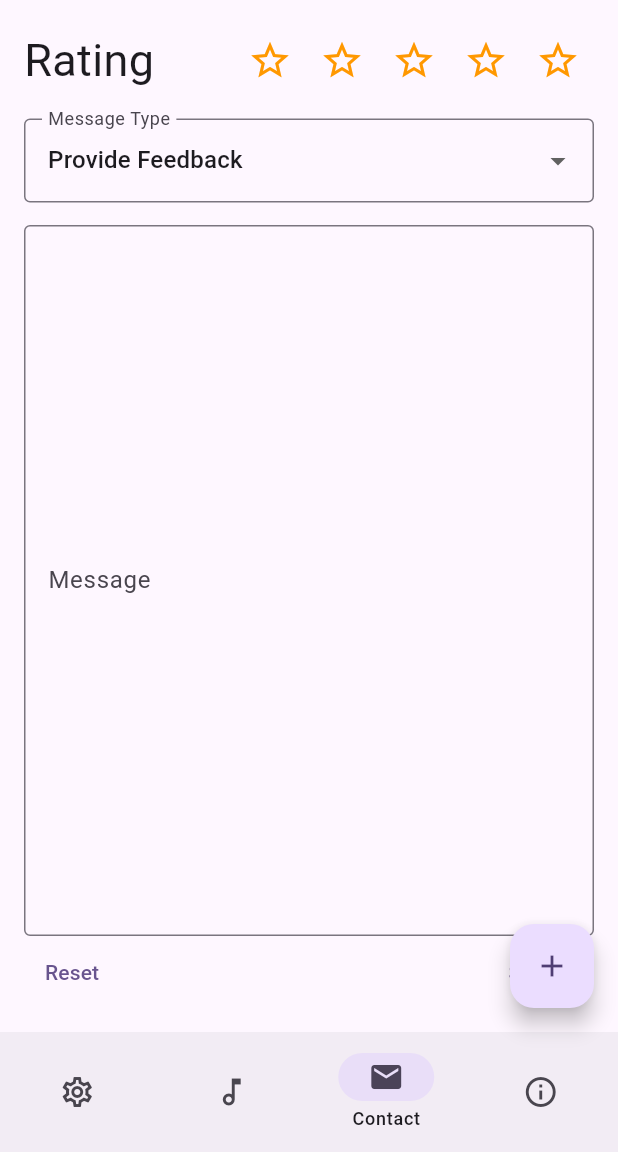
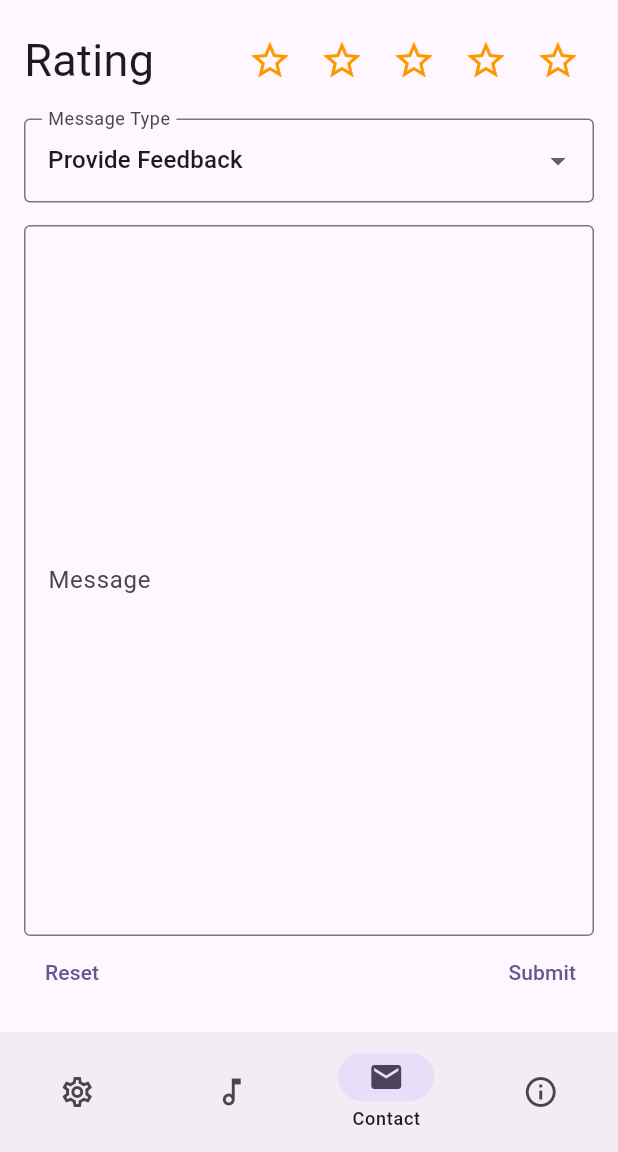
Before and after one commit to mahmoud-joumaa/Franz, a Flutter app: the screen it shows after launch, item 3 of the bottom bar chosen, on a phone screen of 412 x 824 dp, the part 84-1236 px from its top. Run offline on Flutter 3.47's test engine with Material 3 defaults, Android fonts, the phone set to English and light mode, and no system bars; our stand-ins replace audioplayers, file_picker; missing offline and left inert: flutter_pdfview.

Commit message:
make floating action button disappear

```diff
--- a/lib/main.dart
+++ b/lib/main.dart
@@ -61,13 +61,17 @@ class _MyHomePageState extends State<MyHomePage> {
         backgroundColor: Theme.of(context).colorScheme.inversePrimary,
         title: Text(widget.title),
       ),
-      floatingActionButton: FloatingActionButton(
+      floatingActionButton: Visibility(
+        visible: currentPageIndex == 1,
+        maintainSize: false,
+        child: FloatingActionButton(
           onPressed: () {
             showDialog(
                 context: context, builder: (_) => const NewTransDialogue());
           },
           tooltip: 'Increment',
           child: const Icon(Icons.add),
+        ),
       ),
       bottomNavigationBar: NavigationBar(
         labelBehavior: NavigationDestinationLabelBehavior.onlyShowSelected,
```
Lines whose indentation alone changed are shown as unchanged.
